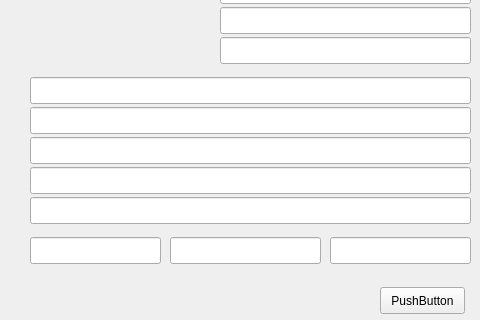
The window that mainwindow.ui (fordream/diplomio) describes before a commit, drawn with Qt 5; both pictures show x 170 to 650 and y 323 to 643 of the 650 by 643 pixel window.
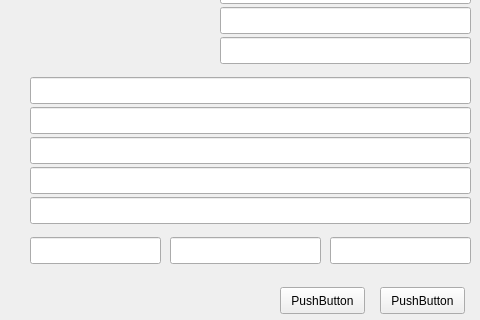
The same window after the commit.

Patch:
```diff
--- a/mainwindow.ui
+++ b/mainwindow.ui
@@ -446,6 +446,19 @@
      <string>PushButton</string>
     </property>
    </widget>
+   <widget class="QPushButton" name="pushButton_5">
+    <property name="geometry">
+     <rect>
+      <x>450</x>
+      <y>610</y>
+      <width>85</width>
+      <height>27</height>
+     </rect>
+    </property>
+    <property name="text">
+     <string>PushButton</string>
+    </property>
+   </widget>
   </widget>
  </widget>
  <layoutdefault spacing="6" margin="11"/>
```
